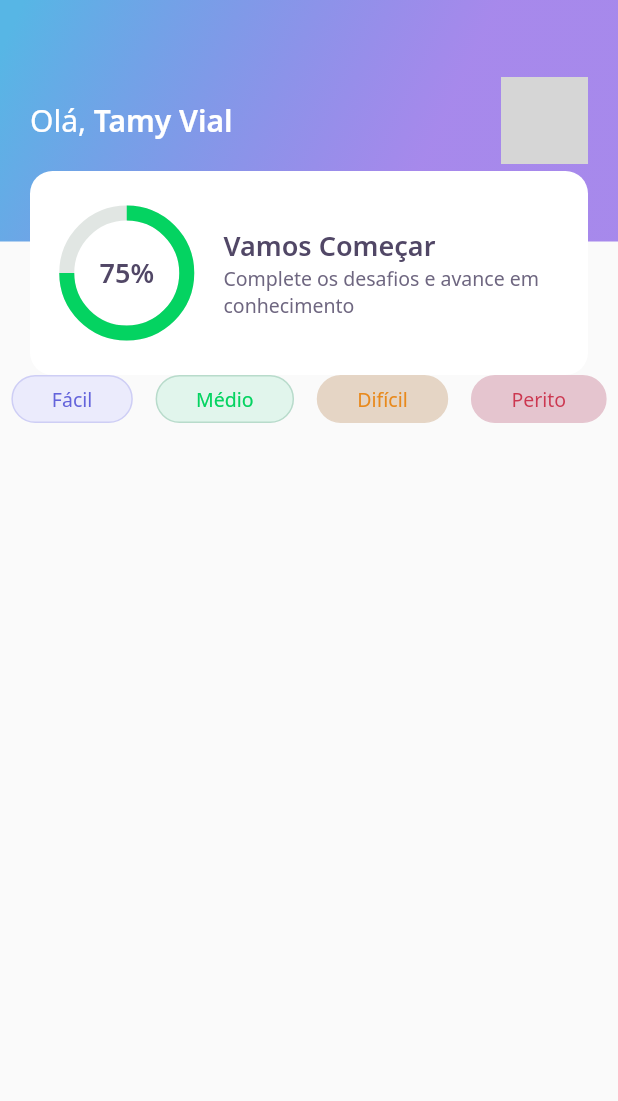
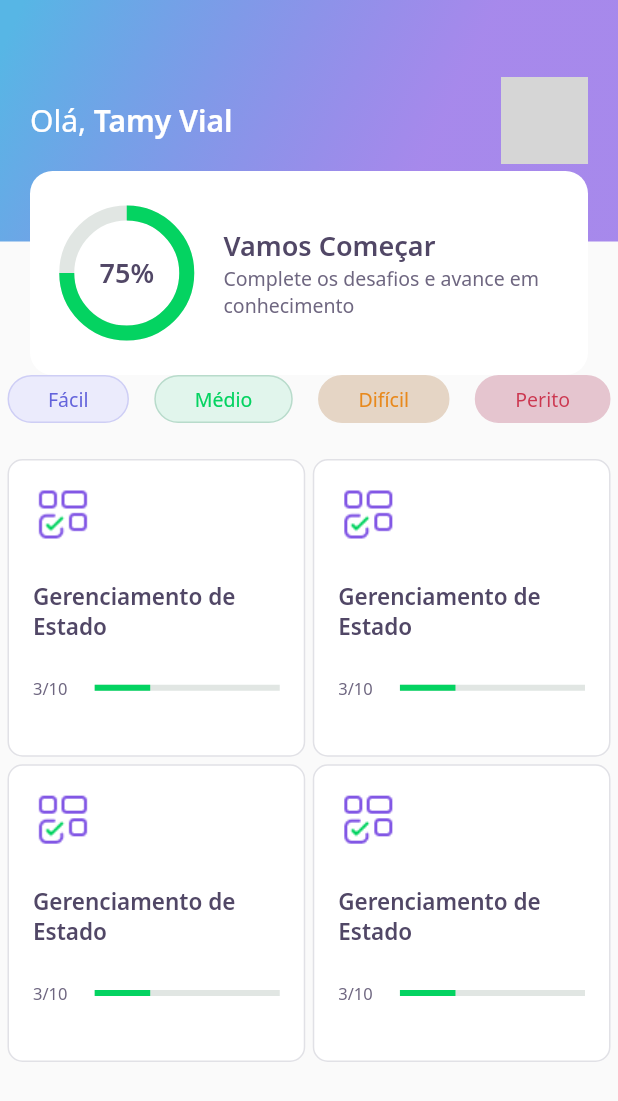
Before and after one commit to VialdeSouza/dev-quiz-flutter, a Flutter app: the screen it shows after launch, on a phone screen of 412 x 824 dp. Shown: the top 1101 px of the screen. Run offline on Flutter 3.47's test engine with Material 2 defaults, Android fonts, the phone set to English and light mode, and no system bars; our stand-ins replace google_fonts; network calls fail; grey boxes are pictures that could not be loaded.

Commit message:
feat: add QuizCardWidget to HomePage

```diff
--- a/lib/home/home_page.dart
+++ b/lib/home/home_page.dart
@@ -1,5 +1,6 @@
 import 'package:DevQuiz/home/widgets/appbar/app_bar_widget.dart';
 import 'package:DevQuiz/home/widgets/level_button/level_button_widget.dart';
+import 'package:DevQuiz/home/widgets/quiz_card/quiz_card_widget.dart';
 import 'package:flutter/material.dart';
 
 class HomePage extends StatefulWidget {
@@ -14,8 +15,12 @@ class _HomePageState extends State<HomePage> {
   Widget build(BuildContext context) {
     return Scaffold(
       appBar: AppBarWidget(),
-      body: Row(
-        mainAxisAlignment: MainAxisAlignment.spaceAround,
+      body: Padding(
+        padding: const EdgeInsets.symmetric(horizontal: 5),
+        child: Column(
+          children: [
+            Row(
+              mainAxisAlignment: MainAxisAlignment.spaceBetween,
               children: [
                 LevelButtonWidget(label: 'Fácil'),
                 LevelButtonWidget(label: 'Médio'),
@@ -23,6 +28,24 @@ class _HomePageState extends State<HomePage> {
                 LevelButtonWidget(label: 'Perito'),
               ],
             ),
+            SizedBox(
+              height: 24,
+            ),
+            Expanded(
+                child: GridView.count(
+              crossAxisSpacing: 5,
+              mainAxisSpacing: 5,
+              crossAxisCount: 2,
+              children: [
+                QuizCardWidget(),
+                QuizCardWidget(),
+                QuizCardWidget(),
+                QuizCardWidget()
+              ],
+            ))
+          ],
+        ),
+      ),
     );
   }
 }
--- /dev/null
+++ b/lib/home/widgets/quiz_card/quiz_card_widget.dart
@@ -0,0 +1,52 @@
+import 'package:DevQuiz/core/app_colors.dart';
+import 'package:DevQuiz/core/app_images.dart';
+import 'package:DevQuiz/core/app_text_styles.dart';
+import 'package:flutter/material.dart';
+
+class QuizCardWidget extends StatelessWidget {
+  const QuizCardWidget({Key? key}) : super(key: key);
+
+  @override
+  Widget build(BuildContext context) {
+    return Container(
+      padding: EdgeInsets.all(16),
+      decoration: BoxDecoration(
+          border: Border.fromBorderSide(
+            BorderSide(color: AppColors.border),
+          ),
+          color: AppColors.white,
+          borderRadius: BorderRadius.circular(10)),
+      child: Column(
+        crossAxisAlignment: CrossAxisAlignment.start,
+        children: [
+          Container(
+            height: 40,
+            width: 40,
+            child: Image.asset(AppImages.blocks),
+          ),
+          SizedBox(
+            height: 24,
+          ),
+          Text("Gerenciamento de Estado", style: AppTextStyles.heading15),
+          SizedBox(
+            height: 24,
+          ),
+          Row(
+            children: [
+              Expanded(
+                  flex: 1, child: Text("3/10", style: AppTextStyles.body11)),
+              Expanded(
+                flex: 3,
+                child: LinearProgressIndicator(
+                    value: 0.3,
+                    backgroundColor: AppColors.chartSecondary,
+                    valueColor:
+                        AlwaysStoppedAnimation<Color>(AppColors.chartPrimary)),
+              )
+            ],
+          )
+        ],
+      ),
+    );
+  }
+}
```
Lines whose indentation alone changed are shown as unchanged.
